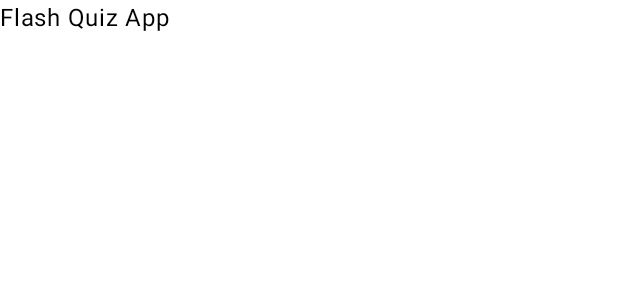
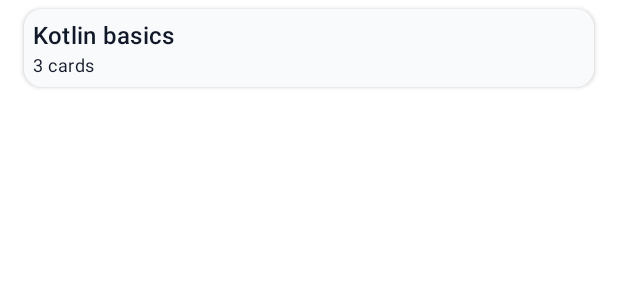
Before and after one commit to Scki7/FlashQuiz, an Android app built with Jetpack Compose: the @Preview function DeckCardPreview, on a phone screen of 412 x 824 dp. Shown: the top 300 px of the screen. Run offline under Robolectric (Android 15) with nearby library versions, the phone set to English and light mode, and no system bars.

Commit message:
add DeckCard with name and card count

```diff
--- a/app/src/main/java/com/example/flashquiz/ui/components/DeckCard.kt
+++ b/app/src/main/java/com/example/flashquiz/ui/components/DeckCard.kt
@@ -1,7 +1,13 @@
 package com.example.flashquiz.ui.components
 
 import androidx.compose.foundation.background
+import androidx.compose.foundation.clickable
+import androidx.compose.foundation.layout.Column
+import androidx.compose.foundation.layout.fillMaxWidth
 import androidx.compose.foundation.layout.padding
+import androidx.compose.foundation.shape.RoundedCornerShape
+import androidx.compose.material3.Card
+import androidx.compose.material3.CardDefaults
 import androidx.compose.material3.MaterialTheme
 import androidx.compose.material3.Text
 import androidx.compose.runtime.Composable
@@ -11,14 +17,42 @@ import androidx.compose.ui.unit.dp
 import com.example.flashquiz.ui.theme.FlashQuizTheme
 
 @Composable
-fun DeckCard(modifier: Modifier = Modifier) {
-    Text(text = "Flash Quiz App", modifier = modifier)
+fun DeckCard(
+    name : String,
+    cardCount:Int,
+    onClick: () -> Unit,
+    modifier: Modifier = Modifier,
+
+) {
+    Card(
+        onClick = onClick,
+        modifier = modifier
+            .fillMaxWidth()
+            .padding(horizontal = 16.dp, vertical = 6.dp),
+        shape = RoundedCornerShape(12.dp),
+        colors = CardDefaults.cardColors(
+            containerColor = MaterialTheme.colorScheme.surface,
+        ),
+        elevation = CardDefaults.cardElevation(defaultElevation = 2.dp)
+    ){
+        Column(modifier= Modifier.padding(6.dp)) {
+            Text(
+                text = name,
+                style = MaterialTheme.typography.titleMedium
+            )
+            Text(
+                text = "$cardCount cards",
+                style = MaterialTheme.typography.bodySmall,
+            )
+        }
+
+    }
 }
 
 @Preview(showBackground = true)
 @Composable
 fun DeckCardPreview() {
     FlashQuizTheme {
-        DeckCard()
+        DeckCard(name = "Kotlin basics", cardCount = 3, onClick = { })
     }
 }
```
